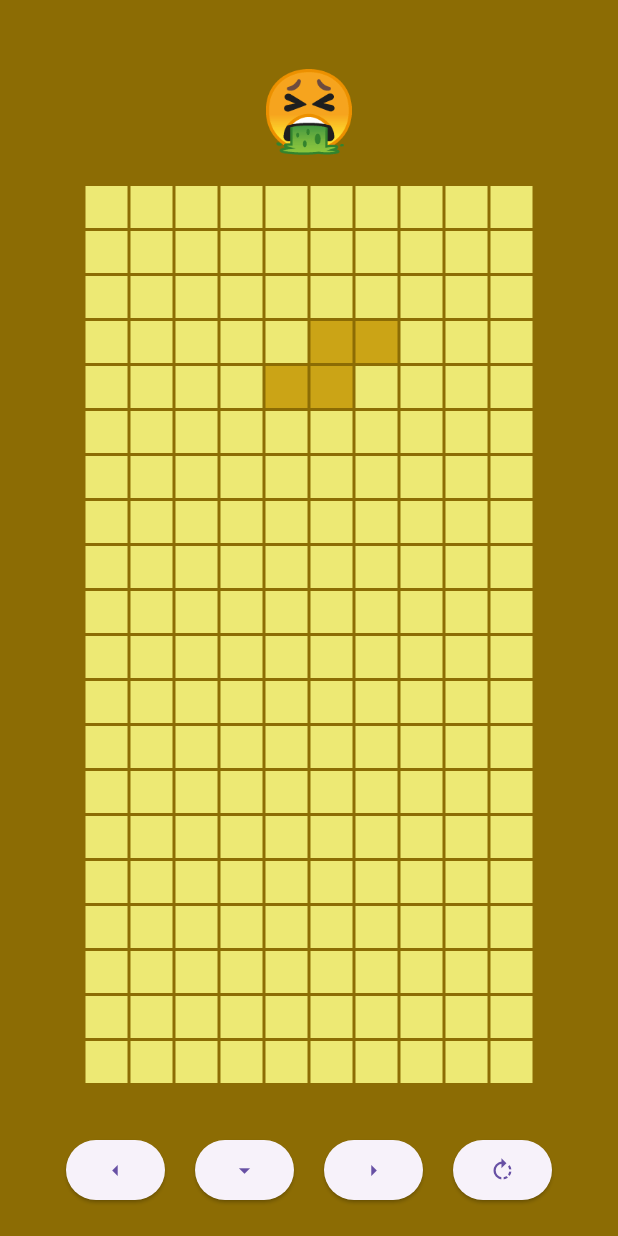
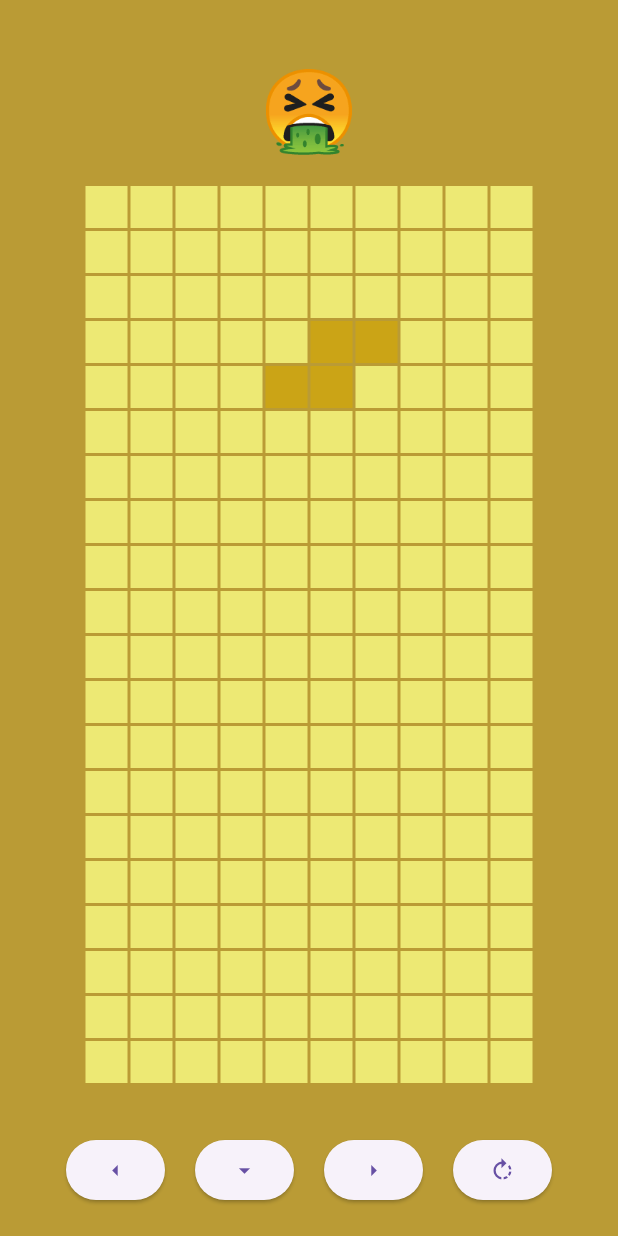
Before and after one commit to tatsurou9003/Geloris, a Flutter app: the screen it shows after launch, after a tap on "Start Game 🤮", on a phone screen of 412 x 824 dp. Run offline on Flutter 3.47's test engine with Material 3 defaults, Android fonts, the phone set to English and light mode, and no system bars.

Commit message:
home update

```diff
--- a/lib/game.dart
+++ b/lib/game.dart
@@ -167,7 +167,7 @@ class _TetrisGameState extends State<TetrisGame> {
   @override
   Widget build(BuildContext context) {
     return Scaffold(
-      backgroundColor: Color.fromARGB(255, 140, 108, 4),
+      backgroundColor: Color.fromARGB(255, 186, 155, 53),
       body: SafeArea(
         child: Column(
           mainAxisAlignment: MainAxisAlignment.center,
--- a/lib/home.dart
+++ b/lib/home.dart
@@ -5,14 +5,21 @@ class Home extends StatelessWidget {
   @override
   Widget build(BuildContext context) {
     return Scaffold(
-      backgroundColor: Color.fromARGB(255, 136, 105, 3),
-      appBar: AppBar(
-        title: const Text('Geloris'),
+      body: Container(
+        decoration: const BoxDecoration(
+          image: DecorationImage(
+            image: AssetImage('images/Geloris.png'), // 背景画像のパスを指定
+            fit: BoxFit.cover,
           ),
-      body: Center(
+        ),
+        child: Column(
+          children: [
+            const Spacer(),
+            Center(
               child: ElevatedButton(
                 style: ElevatedButton.styleFrom(
-            padding: const EdgeInsets.symmetric(horizontal: 40, vertical: 20),
+                  padding:
+                      const EdgeInsets.symmetric(horizontal: 40, vertical: 20),
                 ),
                 onPressed: () {
                   Navigator.push(
@@ -22,8 +29,13 @@ class Home extends StatelessWidget {
                 },
                 child: const Text(
                   'Start Game 🤮',
-            style: TextStyle(fontSize: 24),
+                  style: TextStyle(
+                      fontSize: 24, color: Color.fromARGB(255, 83, 33, 12)),
                 ),
+              ),
+            ),
+            const SizedBox(height: 200),
+          ],
         ),
       ),
     );
--- a/lib/main.dart
+++ b/lib/main.dart
@@ -9,6 +9,7 @@ class MyApp extends StatelessWidget {
   @override
   Widget build(BuildContext context) {
     return MaterialApp(
+      debugShowCheckedModeBanner: false,
       home: Home(),
     );
   }
```
Also changed, not shown: pubspec.yaml (+4 -7 lines), images/Geloris.png (added). Lines whose indentation alone changed are shown as unchanged.
